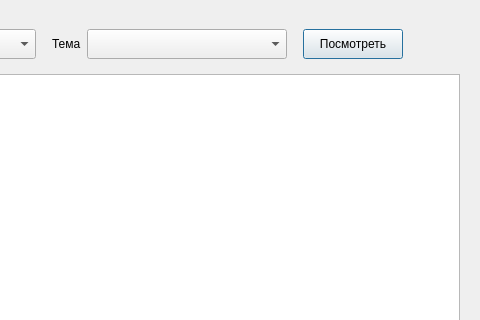
Qt form resultsadminwindow.ui (icspero/3-semester-CourseWork_Client) before a commit; both pictures show x 324 to 804 and y 0 to 320 of the 804 by 600 pixel window.
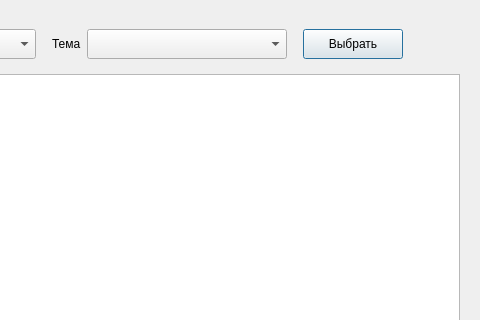
The same form after that commit.

Diff of the .ui file:
```diff
--- a/resultsadminwindow.ui
+++ b/resultsadminwindow.ui
@@ -113,7 +113,7 @@
             </size>
            </property>
            <property name="text">
-            <string>Посмотреть</string>
+            <string>Выбрать</string>
            </property>
           </widget>
          </item>
```
